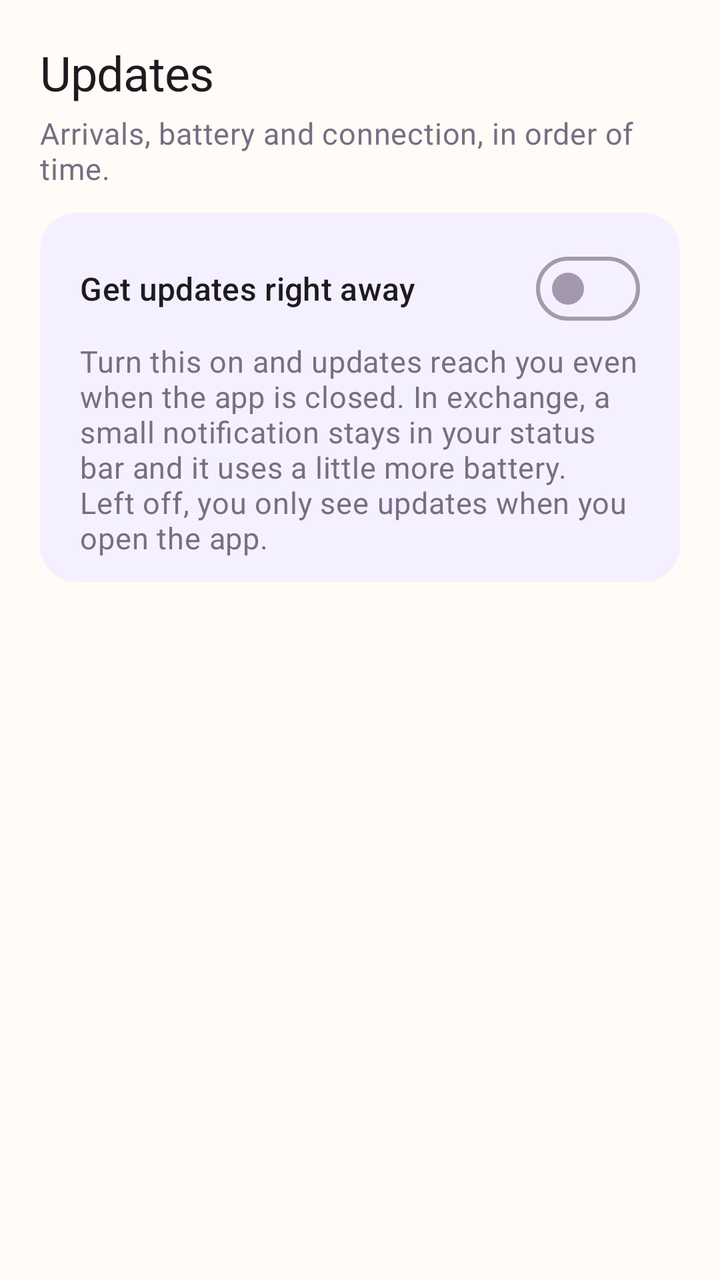
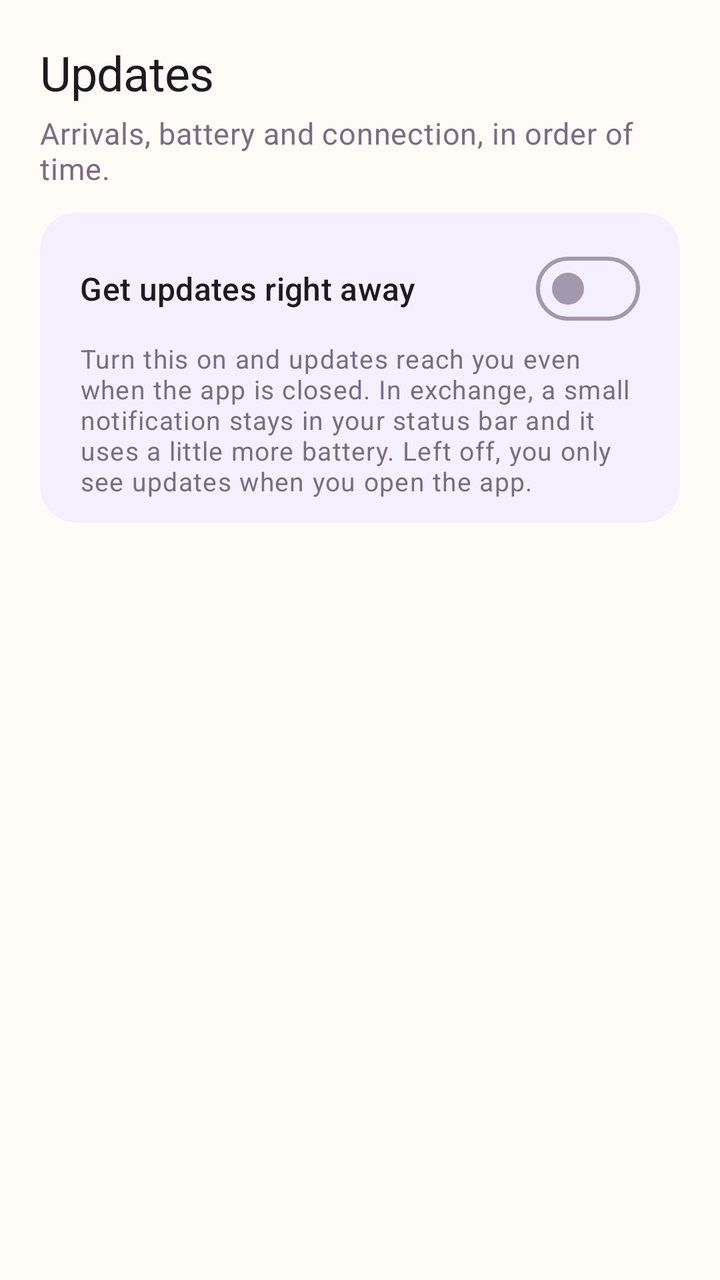

Before-and-after screenshots of an Android layout around one commit, followed by the original layout XML and the change that was made.
<!-- AndroidManifest.xml: application theme Theme.KidCare -->
<!-- res/layout/fragment_alert.xml -->
<?xml version="1.0" encoding="utf-8"?>
<LinearLayout xmlns:android="http://schemas.android.com/apk/res/android"
    xmlns:app="http://schemas.android.com/apk/res-auto"
    android:layout_width="match_parent"
    android:layout_height="match_parent"
    android:orientation="vertical">

    <LinearLayout
        android:layout_width="match_parent"
        android:layout_height="wrap_content"
        android:orientation="vertical"
        android:paddingHorizontal="@dimen/edge"
        android:paddingTop="20dp"
        android:paddingBottom="12dp">

        <TextView
            android:layout_width="match_parent"
            android:layout_height="wrap_content"
            android:text="@string/alert_header_title"
            android:textAppearance="?attr/textAppearanceHeadlineSmall" />

        <TextView
            android:layout_width="match_parent"
            android:layout_height="wrap_content"
            android:layout_marginTop="4dp"
            android:text="@string/alert_header_subtitle"
            android:textAppearance="?attr/textAppearanceBodyMedium"
            android:textColor="?attr/colorOnSurfaceVariant" />
    </LinearLayout>

    
    <com.google.android.material.card.MaterialCardView
        android:layout_width="match_parent"
        android:layout_height="wrap_content"
        android:layout_marginHorizontal="@dimen/edge"
        android:layout_marginBottom="8dp"
        app:cardBackgroundColor="?attr/colorSurfaceContainerHigh"
        app:shapeAppearance="@style/ShapeAppearance.KidCare.Medium"
        app:strokeWidth="0dp">

        <LinearLayout
            android:layout_width="match_parent"
            android:layout_height="wrap_content"
            android:orientation="vertical"
            android:paddingHorizontal="@dimen/edge"
            android:paddingVertical="12dp">

            <com.google.android.material.materialswitch.MaterialSwitch
                android:id="@+id/service_switch"
                android:layout_width="match_parent"
                android:layout_height="wrap_content"
                android:minHeight="52dp"
                android:saveEnabled="false"
                android:text="@string/alert_service_switch"
                android:textAppearance="?attr/textAppearanceTitleSmall" />

            <TextView
                android:layout_width="match_parent"
                android:layout_height="wrap_content"
                android:text="@string/alert_service_hint"
                android:textAppearance="?attr/textAppearanceBodyMedium"
                android:textColor="?attr/colorOnSurfaceVariant" />
        </LinearLayout>
    </com.google.android.material.card.MaterialCardView>

    
    <TextView
        android:id="@+id/alert_state"
        android:layout_width="match_parent"
        android:layout_height="wrap_content"
        android:paddingHorizontal="@dimen/edge"
            android:paddingVertical="16dp"
        android:textAppearance="?attr/textAppearanceBodyMedium"
        android:textColor="?attr/colorOnSurfaceVariant"
        android:visibility="gone" />

    <FrameLayout
        android:layout_width="match_parent"
        android:layout_height="0dp"
        android:layout_weight="1">

        <androidx.recyclerview.widget.RecyclerView
            android:id="@+id/alert_list"
            android:layout_width="match_parent"
            android:layout_height="match_parent"
            android:clipToPadding="false"
            android:paddingTop="4dp"
            android:paddingBottom="12dp" />

        
        <TextView
            android:id="@+id/alert_empty"
            android:layout_width="match_parent"
            android:layout_height="wrap_content"
            android:layout_gravity="center"
            android:gravity="center"
            android:padding="24dp"
            android:text="@string/alert_empty"
            android:textAppearance="?attr/textAppearanceBodyMedium"
            android:textColor="?attr/colorOnSurfaceVariant"
            android:visibility="gone" />
    </FrameLayout>
</LinearLayout>
<!-- resources referenced by this layout -->
<resources>
  <dimen name="edge">20dp</dimen>
  <string name="alert_empty" formatted="false">No updates yet.\nPick a school or academy on the Places tab\nand arrivals will show up here.</string>
  <string name="alert_header_subtitle" formatted="false">Arrivals, battery and connection, in order of time.</string>
  <string name="alert_header_title" formatted="false">Updates</string>
  <string name="alert_service_hint" formatted="false">Turn this on and updates reach you even when the app is closed. In exchange, a small notification stays in your status bar and it uses a little more battery. Left off, you only see updates when you open the app.</string>
  <string name="alert_service_switch" formatted="false">Get updates right away</string>
  <color name="sky">#826DCC</color>
  <color name="on_accent">#FFFFFF</color>
  <color name="sky_soft">#EEE9FF</color>
  <color name="ink">#342D3F</color>
  <color name="apricot">#F2A05F</color>
  <color name="apricot_soft">#FFF0E2</color>
  <color name="on_apricot_soft">#5A3216</color>
  <color name="grass">#7E9D68</color>
  <color name="grass_soft">#EDF4E7</color>
  <color name="berry_ink">#B64C66</color>
  <color name="paper_card">#FFFEFC</color>
  <color name="berry_soft">#FDE8F2</color>
  <color name="on_berry_soft">#5B213C</color>
  <color name="paper">#FFFBF6</color>
  <color name="paper_fold">#F5F0FF</color>
  <color name="ink_soft">#776E84</color>
  <color name="line">#A398AE</color>
  <color name="line_soft">#E9E1ED</color>
  <style parent="" name="ShapeAppearance.KidCare.Small">
          <item name="cornerFamily">rounded</item>
          <item name="cornerSize">12dp</item>
      </style>
  <style parent="" name="ShapeAppearance.KidCare.Large">
          <item name="cornerFamily">rounded</item>
          <item name="cornerSize">24dp</item>
      </style>
  <style parent="" name="ShapeAppearance.KidCare.Pill">
          <item name="cornerFamily">rounded</item>
          <item name="cornerSize">50%</item>
      </style>
  <!-- unchanged entries left out for length: 25 -->
</resources>

<!-- the commit's change to res/layout/fragment_alert.xml (unified diff, before → after) -->
@@ -58,7 +58,7 @@
                 android:layout_width="match_parent"
                 android:layout_height="wrap_content"
                 android:text="@string/alert_service_hint"
-                android:textAppearance="?attr/textAppearanceBodyMedium"
+                android:textAppearance="?attr/textAppearanceBodySmall"
                 android:textColor="?attr/colorOnSurfaceVariant" />
         </LinearLayout>
     </com.google.android.material.card.MaterialCardView>
@@ -88,16 +88,34 @@
             android:paddingBottom="12dp" />
 
         
-        <TextView
+        <LinearLayout
             android:id="@+id/alert_empty"
             android:layout_width="match_parent"
             android:layout_height="wrap_content"
             android:layout_gravity="center"
-            android:gravity="center"
-            android:padding="24dp"
-            android:text="@string/alert_empty"
-            android:textAppearance="?attr/textAppearanceBodyMedium"
-            android:textColor="?attr/colorOnSurfaceVariant"
-            android:visibility="gone" />
+            android:gravity="center_horizontal"
+            android:orientation="vertical"
+            android:paddingHorizontal="@dimen/edge"
+            android:paddingVertical="24dp"
+            android:visibility="gone">
+
+            <ImageView
+                android:layout_width="104dp"
+                android:layout_height="104dp"
+                android:alpha="0.9"
+                android:importantForAccessibility="no"
+                android:src="@drawable/ic_mascot" />
+
+            <TextView
+                android:id="@+id/alert_empty_text"
+                android:layout_width="match_parent"
+                android:layout_height="wrap_content"
+                android:layout_marginTop="16dp"
+                android:gravity="center"
+                android:lineSpacingExtra="3dp"
+                android:text="@string/alert_empty"
+                android:textAppearance="?attr/textAppearanceBodyMedium"
+                android:textColor="?attr/colorOnSurfaceVariant" />
+        </LinearLayout>
     </FrameLayout>
 </LinearLayout>
<!-- resource entries referenced after the edit -->
@@ -1,11 +1,73 @@
 <!-- resources referenced by this layout -->
 <resources>
   <dimen name="edge">20dp</dimen>
+  <!-- drawable ic_mascot (drawable) -->
+  <?xml version="1.0" encoding="utf-8"?>
+  <vector xmlns:android="http://schemas.android.com/apk/res/android"
+      android:width="120dp"
+      android:height="120dp"
+      android:viewportWidth="120"
+      android:viewportHeight="120">
+  
+      <path
+          android:pathData="M60,4 a55,55 0 1,0 0,110 a55,55 0 1,0 0,-110 Z"
+          android:fillColor="@color/mascot_bg" />
+  
+      
+      <path
+          android:pathData="M60,34 L60,20"
+          android:strokeColor="@color/mascot_leaf"
+          android:strokeWidth="6"
+          android:strokeLineCap="round" />
+  
+      
+      <path
+          android:pathData="M58,27 C47,27 40,20 40,11 C51,11 58,18 58,27 Z"
+          android:fillColor="@color/mascot_leaf" />
+      <path
+          android:pathData="M62,22 C72,22 78,16 78,8 C68,8 62,14 62,22 Z"
+          android:fillColor="@color/mascot_leaf" />
+  
+      
+      <path
+          android:pathData="M22,68 a38,38 0 1,0 76,0 a38,38 0 1,0 -76,0 Z"
+          android:fillColor="@color/mascot_face"
+          android:strokeColor="@color/mascot_line"
+          android:strokeWidth="3.5" />
+  
+      
+      <path
+          android:pathData="M31,80 a7,7 0 1,0 14,0 a7,7 0 1,0 -14,0 Z"
+          android:fillColor="@color/mascot_cheek" />
+      <path
+          android:pathData="M75,80 a7,7 0 1,0 14,0 a7,7 0 1,0 -14,0 Z"
+          android:fillColor="@color/mascot_cheek" />
+  
+      
+      <path
+          android:pathData="M41,63 a5,5 0 1,0 10,0 a5,5 0 1,0 -10,0 Z"
+          android:fillColor="@color/mascot_line" />
+      <path
+          android:pathData="M69,63 a5,5 0 1,0 10,0 a5,5 0 1,0 -10,0 Z"
+          android:fillColor="@color/mascot_line" />
+  
+      
+      <path
+          android:pathData="M50,80 Q60,91 70,80"
+          android:strokeColor="@color/mascot_line"
+          android:strokeWidth="5"
+          android:strokeLineCap="round" />
+  </vector>
   <string name="alert_empty" formatted="false">No updates yet.\nPick a school or academy on the Places tab\nand arrivals will show up here.</string>
   <string name="alert_header_subtitle" formatted="false">Arrivals, battery and connection, in order of time.</string>
   <string name="alert_header_title" formatted="false">Updates</string>
   <string name="alert_service_hint" formatted="false">Turn this on and updates reach you even when the app is closed. In exchange, a small notification stays in your status bar and it uses a little more battery. Left off, you only see updates when you open the app.</string>
   <string name="alert_service_switch" formatted="false">Get updates right away</string>
+  <color name="mascot_bg">#CFEDE7</color>
+  <color name="mascot_leaf">#3B9B73</color>
+  <color name="mascot_face">#FFD9A8</color>
+  <color name="mascot_line">#173E37</color>
+  <color name="mascot_cheek">#FFB8B8</color>
   <color name="sky">#826DCC</color>
   <color name="on_accent">#FFFFFF</color>
   <color name="sky_soft">#EEE9FF</color>
